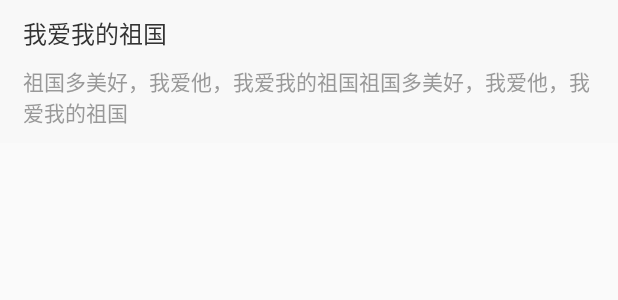
After one commit to mamumu/jsRecyclerView1, an Android app: the layout item_test.xml on its own in the app's theme, with its tools: preview values and no code run, on a phone screen of 412 x 824 dp. The commit adds this screen. Shown: the top 300 px of the screen. Run offline under Robolectric (Android 15) with nearby library versions, the phone set to English and light mode, and no system bars.

Commit message:
完善demo

```diff
--- /dev/null
+++ b/app/src/main/res/layout/item_test.xml
@@ -0,0 +1,30 @@
+<?xml version="1.0" encoding="utf-8"?>
+<LinearLayout xmlns:android="http://schemas.android.com/apk/res/android"
+    android:layout_width="match_parent"
+    android:layout_height="95dp"
+    android:background="#f8f8f8"
+    android:orientation="vertical"
+    android:paddingLeft="15dp"
+    android:paddingRight="15dp">
+
+    <TextView
+        android:id="@+id/test_item_title"
+        android:layout_width="wrap_content"
+        android:layout_height="wrap_content"
+        android:layout_marginTop="10dp"
+        android:text="我爱我的祖国"
+        android:textColor="#333333"
+        android:textSize="16sp" />
+
+    <TextView
+        android:id="@+id/test_item_message"
+        android:layout_width="wrap_content"
+        android:layout_height="wrap_content"
+        android:layout_below="@id/test_item_title"
+        android:layout_marginTop="10dp"
+        android:ellipsize="end"
+        android:maxLines="2"
+        android:text="祖国多美好，我爱他，我爱我的祖国祖国多美好，我爱他，我爱我的祖国"
+        android:textColor="#999999"
+        android:textSize="14sp" />
+</LinearLayout>
```
Also changed, not shown: app/build.gradle (+19 -0 lines), app/src/main/java/com/mumu/jsrecyclerview1/MainActivity.java (+62 -0 lines), app/src/main/java/com/mumu/jsrecyclerview1/TestAdapter.java (added, +32 -0 lines), app/src/main/java/com/mumu/jsrecyclerview1/TestEntity.java (added, +66 -0 lines), app/src/main/res/layout/activity_main.xml (+8 -10 lines).
